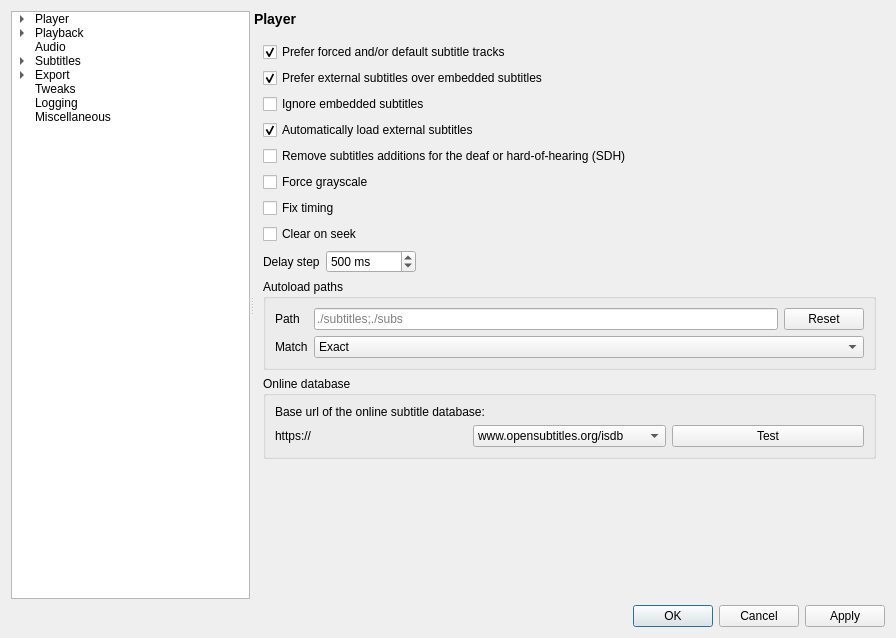
Qt form src/settingswindow.ui (mpc-qt/mpc-qt) before a commit.
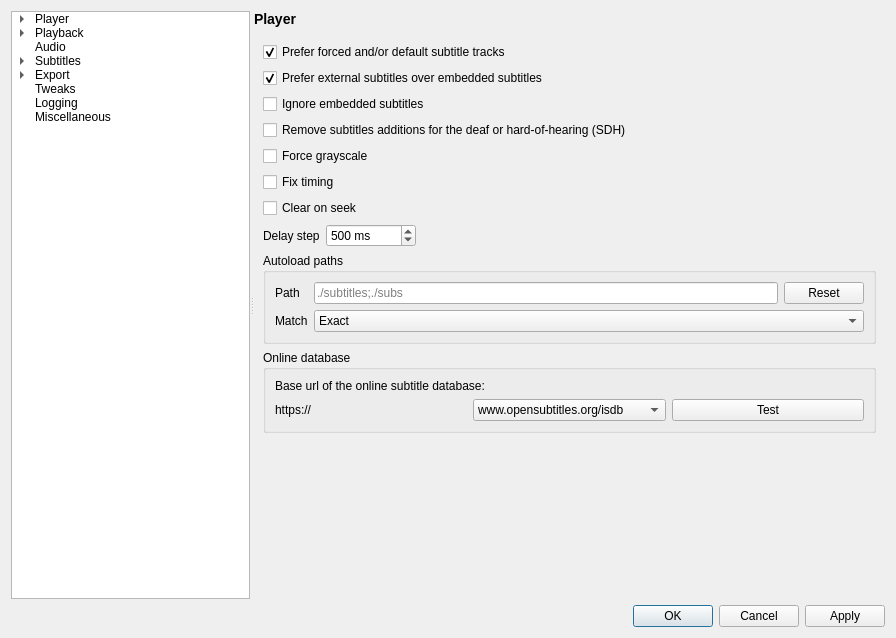
The same form after that commit.

Commit message:
settingswindow: Always load external subtitles
It seems likely that users would want to load external subtitles, so
let's remove the "Automatically load external subtitles" option.
Disabling the "Prefer external subtitles over embedded subtitles" option
achieves essentially the same result.

Diff of the .ui file:
```diff
--- a/src/settingswindow.ui
+++ b/src/settingswindow.ui
@@ -6172,7 +6172,7 @@
           <property name="enabled">
            <bool>true</bool>
           </property>
-          <layout class="QVBoxLayout" name="subtitlesPageLayout" stretch="0,0,0,0,0,0,0,0,0,0,0,1">
+          <layout class="QVBoxLayout" name="subtitlesPageLayout" stretch="0,0,0,0,0,0,0,0,0,0,1">
            <item>
             <widget class="QCheckBox" name="subtitlesPreferDefaultForced_v3">
              <property name="text">
@@ -6200,16 +6200,6 @@
              </property>
             </widget>
            </item>
-           <item>
-            <widget class="QCheckBox" name="subtitlesAutoloadExternal">
-             <property name="text">
-              <string>Automatically load external subtitles</string>
-             </property>
-             <property name="checked">
-              <bool>true</bool>
-             </property>
-            </widget>
-           </item>
            <item>
             <widget class="QCheckBox" name="subtitlesRemoveSdh">
              <property name="text">
```
Left out of the diff: 16 changed lines with no effect on the pictures. The commit also changes 19 other files.
